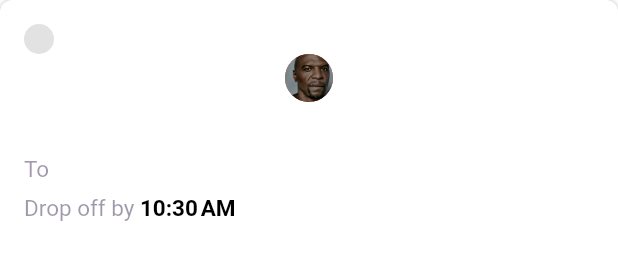
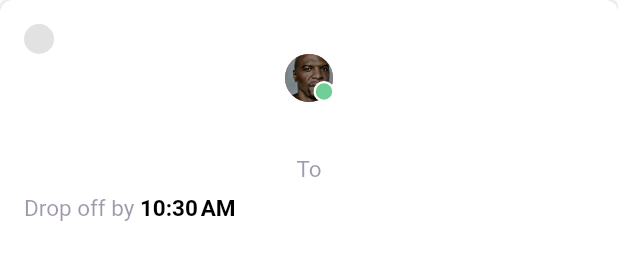
Before and after one commit to cornell-dti/carriage-driver, a Flutter app: the RideInProgressCard widget shown alone on an empty page, opened directly with empty values, on a phone screen of 412 x 824 dp. Shown: the top 271 px of the screen. Run offline on Flutter 3.47's test engine with Material 2 defaults, Android fonts, the phone set to English and light mode, and no system bars; our stand-ins replace flutter_svg, google_sign_in, loading_overlay, wakelock; missing offline and left inert: geolocation, speech_bubble; accounts and stored records are empty; network calls fail.

Commit message:
update cards to match design

```diff
--- a/lib/Rides.dart
+++ b/lib/Rides.dart
@@ -61,7 +61,7 @@ class RidesStateless extends StatelessWidget {
         crossAxisSpacing: 16,
         physics: NeverScrollableScrollPhysics(),
         crossAxisCount: 2,
-        childAspectRatio: 0.8,
+        childAspectRatio: 1.05,
         shrinkWrap: true,
         children: currentRides
             .asMap()
@@ -177,7 +177,7 @@ class Rides extends StatefulWidget {
 class _RidesState extends State<Rides> {
   List<Ride> selectedRides = [];
 
-  void selectRide(Ride ride) {
+  void _selectRide(Ride ride) {
     setState(() {
       if (!selectedRides.contains(ride))
         selectedRides.add(ride);
@@ -220,7 +220,7 @@ class _RidesState extends State<Rides> {
           selectedRides = [];
         });
       },
-      selectCallback: selectRide,
+      selectCallback: _selectRide,
     );
   }
 }
@@ -324,22 +324,42 @@ class RideInProgressCard extends StatelessWidget {
           child: Container(
             padding: const EdgeInsets.all(16),
             child: Column(
-                mainAxisSize: MainAxisSize.max,
-                crossAxisAlignment: CrossAxisAlignment.start,
+                crossAxisAlignment: CrossAxisAlignment.stretch,
+                children: [
+                  Stack(
                     children: [
                       selected
-                      ? Icon(Icons.check_circle, size: 20, color: Colors.black)
+                          ? Icon(Icons.check_circle,
+                              size: 20, color: Colors.black)
                           : Container(
                               width: 20,
                               height: 20,
                               decoration: BoxDecoration(
-                              shape: BoxShape.circle, color: Color(0x7FC4C4C4)),
+                                  shape: BoxShape.circle,
+                                  color: Color(0x7FC4C4C4)),
                             ),
-                  Center(
-                    child: CircleAvatar(
+                    ],
+                  ),
+                  Stack(
+                    alignment: Alignment.center,
+                    children: [
+                      CircleAvatar(
                         radius: 16,
                         backgroundImage: AssetImage('assets/images/terry.jpg'),
                       ),
+                      Padding(
+                        padding: EdgeInsets.only(left: 20, top: 18),
+                        child: Container(
+                          width: 14,
+                          height: 14,
+                          decoration: BoxDecoration(
+                              color: Color(0xFF6FCF97),
+                              shape: BoxShape.circle,
+                              border:
+                                  Border.all(color: Colors.white, width: 1.5)),
+                        ),
+                      ),
+                    ],
                   ),
                   SizedBox(height: 8),
                   Center(
@@ -347,6 +367,7 @@ class RideInProgressCard extends StatelessWidget {
                           style: Theme.of(context).textTheme.subtitle1)),
                   SizedBox(height: 8),
                   RichText(
+                    textAlign: TextAlign.center,
                     text: TextSpan(
                         text: 'To ',
                         style:
```
Lines whose indentation alone changed are shown as unchanged.
